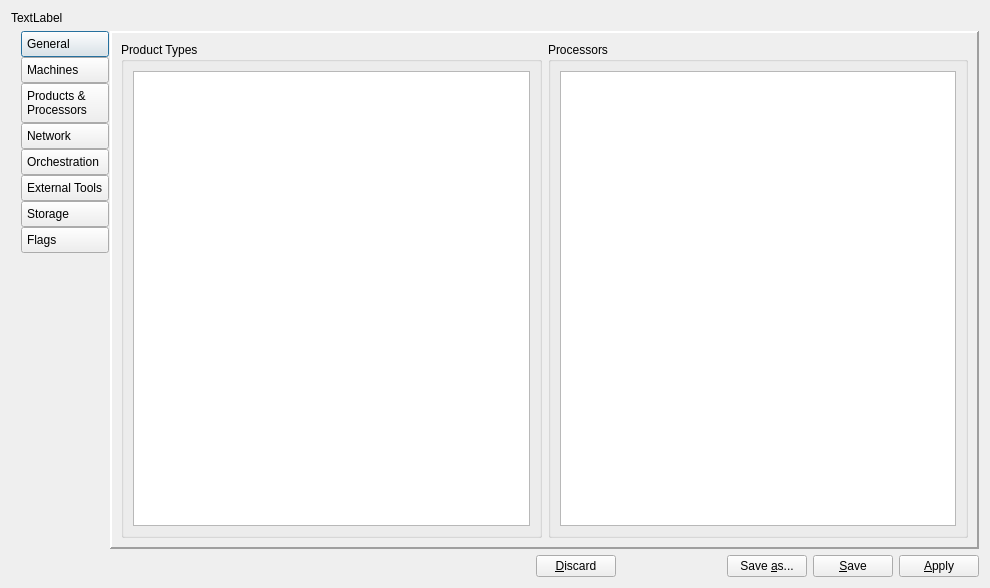
The window that qpfgui/configtool.ui (aardalath/qpf) describes before a commit, drawn with Qt 5.
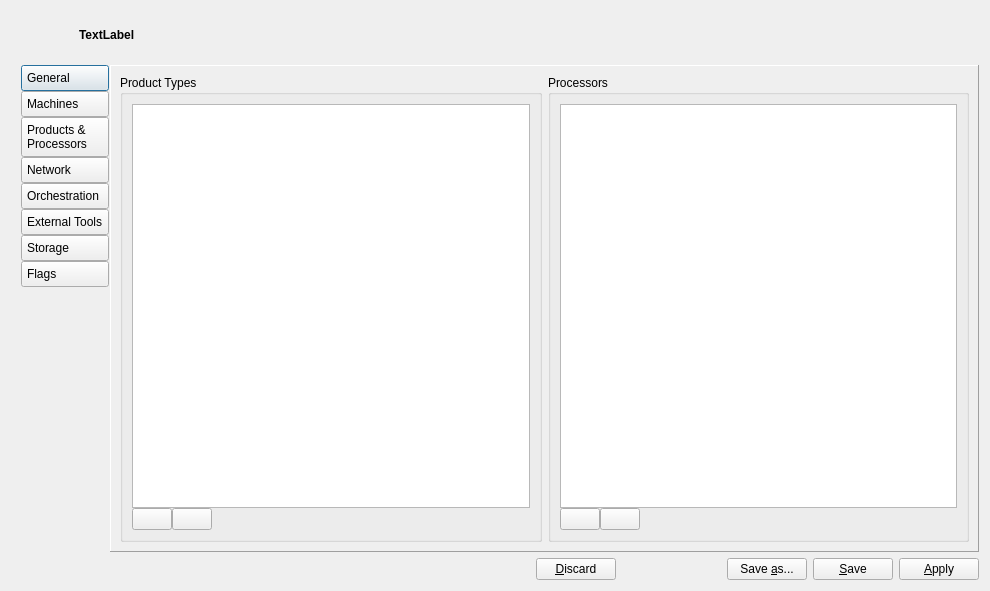
The same window after the commit. The open tabs and pages were chosen to show the change. Icons and pictures are not drawn.

Commit message: Modifications to allow Config Tool to define and move different config elements

Diff of the .ui file:
```diff
--- a/qpfgui/configtool.ui
+++ b/qpfgui/configtool.ui
@@ -7,7 +7,7 @@
     <x>0</x>
     <y>0</y>
     <width>990</width>
-    <height>588</height>
+    <height>591</height>
    </rect>
   </property>
   <property name="windowTitle">
@@ -15,11 +15,49 @@
   </property>
   <layout class="QVBoxLayout" name="verticalLayout">
    <item>
-    <widget class="QLabel" name="lblConfigName">
-     <property name="text">
-      <string>TextLabel</string>
+    <layout class="QHBoxLayout" name="horizontalLayout_35">
+     <property name="spacing">
+      <number>20</number>
      </property>
-    </widget>
+     <item>
+      <widget class="QLabel" name="label">
+       <property name="minimumSize">
+        <size>
+         <width>48</width>
+         <height>48</height>
+        </size>
+       </property>
+       <property name="maximumSize">
+        <size>
+         <width>48</width>
+         <height>48</height>
+        </size>
+       </property>
+       <property name="text">
+        <string/>
+       </property>
+       <property name="pixmap">
+        <pixmap resource="configtool.qrc">:/img/img/QPF.png</pixmap>
+       </property>
+       <property name="scaledContents">
+        <bool>true</bool>
+       </property>
+      </widget>
+     </item>
+     <item>
+      <widget class="QLabel" name="lblConfigName">
+       <property name="font">
+        <font>
+         <weight>75</weight>
+         <bold>true</bold>
+        </font>
+       </property>
+       <property name="text">
+        <string>TextLabel</string>
+       </property>
+      </widget>
+     </item>
+    </layout>
    </item>
    <item>
     <layout class="QHBoxLayout" name="horizontalLayout" stretch="0,0">
@@ -272,9 +310,6 @@
        <property name="frameShadow">
         <enum>QFrame::Raised</enum>
        </property>
-       <property name="lineWidth">
-        <number>2</number>
-       </property>
        <property name="currentIndex">
         <number>7</number>
        </property>
@@ -652,7 +687,10 @@
              <property name="title">
               <string>Hosts</string>
              </property>
-             <layout class="QVBoxLayout" name="verticalLayout_9">
+             <layout class="QVBoxLayout" name="verticalLayout_6">
+              <property name="spacing">
+               <number>0</number>
+              </property>
               <item>
                <widget class="QTableView" name="tblviewHosts"/>
               </item>
@@ -759,9 +797,70 @@
            <property name="title">
             <string>Product Types</string>
            </property>
-           <layout class="QVBoxLayout" name="verticalLayout_6">
+           <layout class="QVBoxLayout" name="verticalLayout_9">
+            <property name="spacing">
+             <number>0</number>
+            </property>
             <item>
-             <widget class="QListView" name="listProductTypes"/>
+             <widget class="QListView" name="listProductTypes">
+              <property name="dragEnabled">
+               <bool>true</bool>
+              </property>
+              <property name="dragDropMode">
+               <enum>QAbstractItemView::InternalMove</enum>
+              </property>
+              <property name="selectionBehavior">
+               <enum>QAbstractItemView::SelectRows</enum>
+              </property>
+             </widget>
+            </item>
+            <item>
+             <layout class="QHBoxLayout" name="horizontalLayout_31">
+              <property name="spacing">
+               <number>0</number>
+              </property>
+              <item>
+               <widget class="QPushButton" name="btnAddProduct">
+                <property name="toolTip">
+                 <string>Add new host to list</string>
+                </property>
+                <property name="text">
+                 <string/>
+                </property>
+                <property name="icon">
+                 <iconset resource="configtool.qrc">
+                  <normaloff>:/img/img/plus.png</normaloff>:/img/img/plus.png</iconset>
+                </property>
+               </widget>
+              </item>
+              <item>
+               <widget class="QPushButton" name="btnRemoveProduct">
+                <property name="toolTip">
+                 <string>Remove host from list</string>
+                </property>
+                <property name="text">
+                 <string/>
+                </property>
+                <property name="icon">
+                 <iconset resource="configtool.qrc">
+                  <normaloff>:/img/img/minus.png</normaloff>:/img/img/minus.png</iconset>
+                </property>
+               </widget>
+              </item>
+              <item>
+               <spacer name="horizontalSpacer_12">
+                <property name="orientation">
+                 <enum>Qt::Horizontal</enum>
+                </property>
+                <property name="sizeHint" stdset="0">
+                 <size>
+                  <width>40</width>
+                  <height>20</height>
+                 </size>
+                </property>
+               </spacer>
+              </item>
+             </layout>
             </item>
            </layout>
           </widget>
@@ -771,9 +870,70 @@
            <property name="title">
             <string>Processors</string>
            </property>
-           <layout class="QVBoxLayout" name="verticalLayout_7">
+           <layout class="QVBoxLayout" name="verticalLayout_22">
+            <property name="spacing">
+             <number>0</number>
+            </property>
             <item>
-             <widget class="QListView" name="listProcs"/>
+             <widget class="QListView" name="listProcs">
+              <property name="dragEnabled">
+               <bool>true</bool>
+              </property>
+              <property name="dragDropMode">
+               <enum>QAbstractItemView::InternalMove</enum>
+              </property>
+              <property name="selectionBehavior">
+               <enum>QAbstractItemView::SelectRows</enum>
+              </property>
+             </widget>
+            </item>
+            <item>
+             <layout class="QHBoxLayout" name="horizontalLayout_30">
+              <property name="spacing">
+               <number>0</number>
+              </property>
+              <item>
+               <widget class="QPushButton" name="btnAddProcessor">
+                <property name="toolTip">
+                 <string>Add new host to list</string>
+                </property>
+                <property name="text">
+                 <string/>
+                </property>
+                <property name="icon">
+                 <iconset resource="configtool.qrc">
+                  <normaloff>:/img/img/plus.png</normaloff>:/img/img/plus.png</iconset>
+                </property>
+               </widget>
+              </item>
+              <item>
+               <widget class="QPushButton" name="btnRemoveProcessor">
+                <property name="toolTip">
+                 <string>Remove host from list</string>
+                </property>
+                <property name="text">
+                 <string/>
+                </property>
+                <property name="icon">
+                 <iconset resource="configtool.qrc">
+                  <normaloff>:/img/img/minus.png</normaloff>:/img/img/minus.png</iconset>
+                </property>
+               </widget>
+              </item>
+              <item>
+               <spacer name="horizontalSpacer_16">
+                <property name="orientation">
+                 <enum>Qt::Horizontal</enum>
+                </property>
+                <property name="sizeHint" stdset="0">
+                 <size>
+                  <width>40</width>
+                  <height>20</height>
+                 </size>
+                </property>
+               </spacer>
+              </item>
+             </layout>
             </item>
            </layout>
           </widget>
@@ -803,7 +963,10 @@
            <property name="title">
             <string>Orchestration Rules</string>
            </property>
-           <layout class="QHBoxLayout" name="horizontalLayout_17">
+           <layout class="QVBoxLayout" name="verticalLayout_7">
+            <property name="spacing">
+             <number>0</number>
+            </property>
             <item>
              <widget class="QTableView" name="tblviewRules"/>
             </item>
```
Left out of the diff: 535 changed lines with no effect on the pictures. The commit also changes 9 other files.
